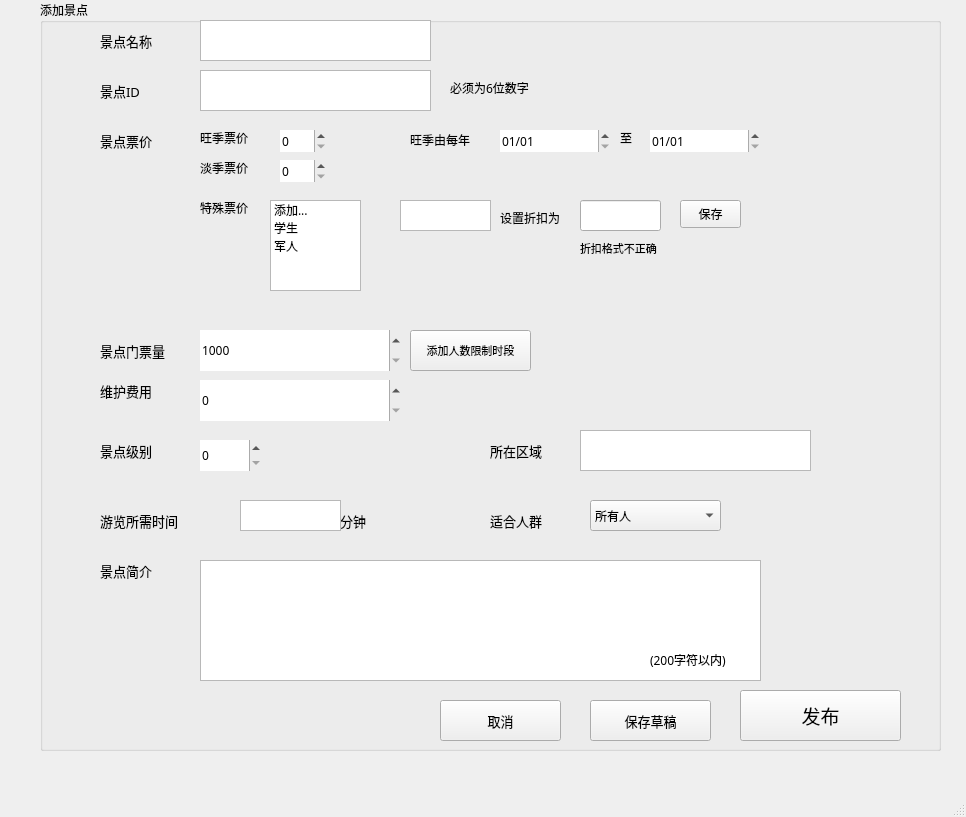
Before: the Qt Designer form SBSystemBackup/addsite.ui in iceboundx/SBSystem, drawn with Qt 5.
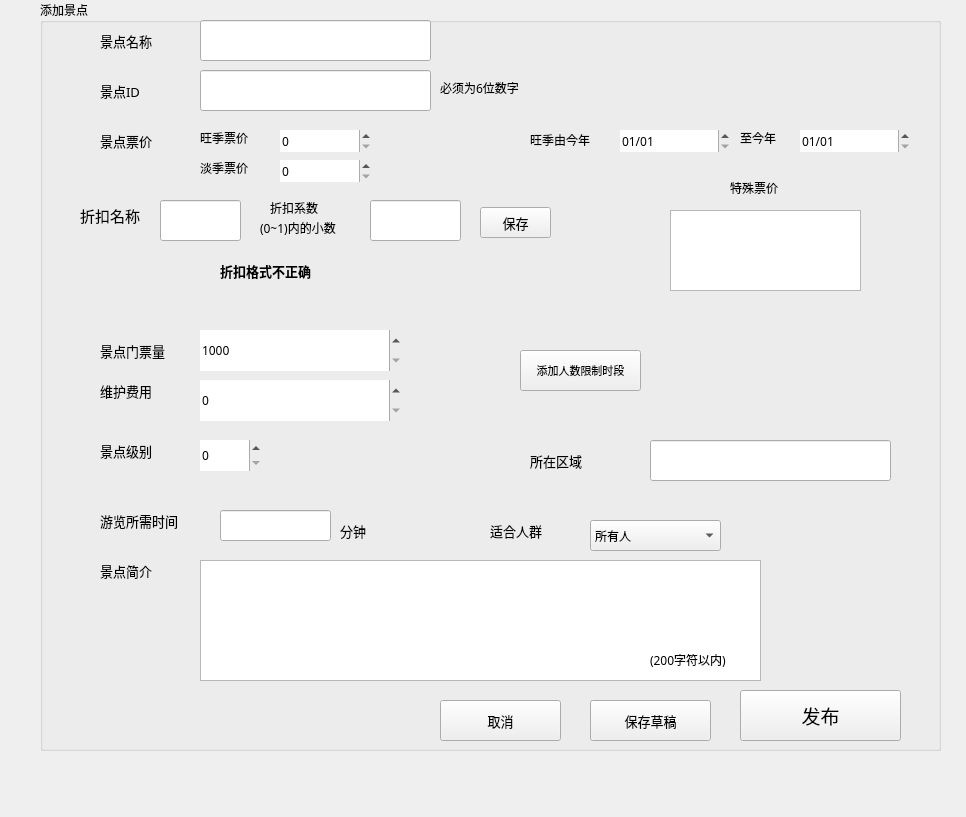
After: the same form once the commit is applied.

Commit message: addsite差时间显示

```diff
--- a/SBSystemBackup/addsite.ui
+++ b/SBSystemBackup/addsite.ui
@@ -31,16 +31,6 @@
     <property name="title">
      <string>添加景点</string>
     </property>
-    <widget class="QTextEdit" name="name">
-     <property name="geometry">
-      <rect>
-       <x>160</x>
-       <y>20</y>
-       <width>231</width>
-       <height>41</height>
-      </rect>
-     </property>
-    </widget>
     <widget class="QLabel" name="label_2">
      <property name="geometry">
       <rect>
@@ -112,16 +102,6 @@
       <string>景点名称</string>
      </property>
     </widget>
-    <widget class="QTextEdit" name="id">
-     <property name="geometry">
-      <rect>
-       <x>160</x>
-       <y>70</y>
-       <width>231</width>
-       <height>41</height>
-      </rect>
-     </property>
-    </widget>
     <widget class="QLabel" name="label_3">
      <property name="geometry">
       <rect>
@@ -163,7 +143,7 @@
     <widget class="QDateEdit" name="dateEdit">
      <property name="geometry">
       <rect>
-       <x>460</x>
+       <x>580</x>
        <y>130</y>
        <width>110</width>
        <height>22</height>
@@ -194,7 +174,7 @@
     <widget class="QLabel" name="label_5">
      <property name="geometry">
       <rect>
-       <x>370</x>
+       <x>490</x>
        <y>130</y>
        <width>81</width>
        <height>20</height>
@@ -206,7 +186,7 @@
       </font>
      </property>
      <property name="text">
-      <string>旺季由每年</string>
+      <string>旺季由今年</string>
      </property>
     </widget>
     <widget class="QLabel" name="label_6">
@@ -230,7 +210,7 @@
     <widget class="QLabel" name="label_7">
      <property name="geometry">
       <rect>
-       <x>580</x>
+       <x>700</x>
        <y>130</y>
        <width>51</width>
        <height>16</height>
@@ -242,7 +222,7 @@
       </font>
      </property>
      <property name="text">
-      <string>至</string>
+      <string>至今年</string>
      </property>
     </widget>
     <widget class="QLabel" name="label_8">
@@ -268,7 +248,7 @@
       <rect>
        <x>240</x>
        <y>130</y>
-       <width>46</width>
+       <width>91</width>
        <height>22</height>
       </rect>
      </property>
@@ -292,7 +272,7 @@
       <rect>
        <x>240</x>
        <y>160</y>
-       <width>46</width>
+       <width>91</width>
        <height>22</height>
       </rect>
      </property>
@@ -314,8 +294,8 @@
     <widget class="QLabel" name="label_9">
      <property name="geometry">
       <rect>
-       <x>160</x>
-       <y>200</y>
+       <x>690</x>
+       <y>180</y>
        <width>61</width>
        <height>16</height>
       </rect>
@@ -332,27 +312,12 @@
     <widget class="QListWidget" name="listWidget">
      <property name="geometry">
       <rect>
-       <x>230</x>
-       <y>200</y>
-       <width>91</width>
-       <height>91</height>
+       <x>630</x>
+       <y>210</y>
+       <width>191</width>
+       <height>81</height>
       </rect>
      </property>
-     <item>
-      <property name="text">
-       <string>添加...</string>
-      </property>
-     </item>
-     <item>
-      <property name="text">
-       <string>学生</string>
-      </property>
-     </item>
-     <item>
-      <property name="text">
-       <string>军人</string>
-      </property>
-     </item>
     </widget>
     <widget class="QLabel" name="label_10">
      <property name="geometry">
@@ -409,7 +374,7 @@
     <widget class="QDateEdit" name="dateEdit_3">
      <property name="geometry">
       <rect>
-       <x>610</x>
+       <x>760</x>
        <y>130</y>
        <width>110</width>
        <height>22</height>
@@ -511,8 +476,8 @@
     <widget class="QPushButton" name="timelimit">
      <property name="geometry">
       <rect>
-       <x>370</x>
-       <y>330</y>
+       <x>480</x>
+       <y>350</y>
        <width>121</width>
        <height>41</height>
       </rect>
@@ -530,8 +495,8 @@
     <widget class="QLabel" name="label_13">
      <property name="geometry">
       <rect>
-       <x>450</x>
-       <y>440</y>
+       <x>490</x>
+       <y>450</y>
        <width>91</width>
        <height>21</height>
       </rect>
@@ -546,16 +511,6 @@
       <string>所在区域</string>
      </property>
     </widget>
-    <widget class="QTextEdit" name="area">
-     <property name="geometry">
-      <rect>
-       <x>540</x>
-       <y>430</y>
-       <width>231</width>
-       <height>41</height>
-      </rect>
-     </property>
-    </widget>
     <widget class="QLabel" name="label_14">
      <property name="geometry">
       <rect>
@@ -579,7 +534,7 @@
      <property name="geometry">
       <rect>
        <x>300</x>
-       <y>510</y>
+       <y>520</y>
        <width>91</width>
        <height>21</height>
       </rect>
@@ -594,37 +549,17 @@
       <string>分钟</string>
      </property>
     </widget>
-    <widget class="QTextEdit" name="time">
-     <property name="geometry">
-      <rect>
-       <x>200</x>
-       <y>500</y>
-       <width>101</width>
-       <height>31</height>
-      </rect>
-     </property>
-    </widget>
-    <widget class="QTextEdit" name="newid">
-     <property name="geometry">
-      <rect>
-       <x>360</x>
-       <y>200</y>
-       <width>91</width>
-       <height>31</height>
-      </rect>
-     </property>
-    </widget>
     <widget class="QLabel" name="newlabel">
      <property name="geometry">
       <rect>
-       <x>460</x>
-       <y>210</y>
-       <width>81</width>
+       <x>230</x>
+       <y>200</y>
+       <width>61</width>
        <height>16</height>
       </rect>
      </property>
      <property name="text">
-      <string>设置折扣为</string>
+      <string>折扣系数</string>
      </property>
     </widget>
     <widget class="QLabel" name="label_16">
@@ -643,12 +578,17 @@
     <widget class="QPushButton" name="saveprice">
      <property name="geometry">
       <rect>
-       <x>640</x>
-       <y>200</y>
-       <width>61</width>
-       <height>28</height>
+       <x>440</x>
+       <y>207</y>
+       <width>71</width>
+       <height>31</height>
       </rect>
      </property>
+     <property name="font">
+      <font>
+       <pointsize>10</pointsize>
+      </font>
+     </property>
      <property name="text">
       <string>保存</string>
      </property>
@@ -656,9 +596,9 @@
     <widget class="QLabel" name="idprompt">
      <property name="geometry">
       <rect>
-       <x>410</x>
+       <x>400</x>
        <y>80</y>
-       <width>131</width>
+       <width>111</width>
        <height>16</height>
       </rect>
      </property>
@@ -723,28 +663,20 @@
       <string>保存草稿</string>
      </property>
     </widget>
-    <widget class="QLineEdit" name="newprice">
-     <property name="geometry">
-      <rect>
-       <x>540</x>
-       <y>200</y>
-       <width>81</width>
-       <height>31</height>
-      </rect>
-     </property>
-    </widget>
     <widget class="QLabel" name="disprompt">
      <property name="geometry">
       <rect>
-       <x>540</x>
-       <y>240</y>
-       <width>111</width>
-       <height>16</height>
+       <x>180</x>
+       <y>260</y>
+       <width>171</width>
+       <height>21</height>
       </rect>
      </property>
      <property name="font">
       <font>
-       <pointsize>8</pointsize>
+       <pointsize>10</pointsize>
+       <weight>75</weight>
+       <bold>true</bold>
       </font>
      </property>
      <property name="text">
@@ -755,7 +687,7 @@
      <property name="geometry">
       <rect>
        <x>550</x>
-       <y>500</y>
+       <y>520</y>
        <width>131</width>
        <height>31</height>
       </rect>
@@ -788,7 +720,7 @@
      <property name="geometry">
       <rect>
        <x>450</x>
-       <y>510</y>
+       <y>520</y>
        <width>91</width>
        <height>21</height>
       </rect>
@@ -803,9 +735,99 @@
       <string>适合人群</string>
      </property>
     </widget>
+    <widget class="QLineEdit" name="id">
+     <property name="geometry">
+      <rect>
+       <x>160</x>
+       <y>70</y>
+       <width>231</width>
+       <height>41</height>
+      </rect>
+     </property>
+    </widget>
+    <widget class="QLineEdit" name="name">
+     <property name="geometry">
+      <rect>
+       <x>160</x>
+       <y>20</y>
+       <width>231</width>
+       <height>41</height>
+      </rect>
+     </property>
+    </widget>
+    <widget class="QLineEdit" name="dis_name">
+     <property name="geometry">
+      <rect>
+       <x>120</x>
+       <y>200</y>
+       <width>81</width>
+       <height>41</height>
+      </rect>
+     </property>
+    </widget>
+    <widget class="QLineEdit" name="dis_num">
+     <property name="geometry">
+      <rect>
+       <x>330</x>
+       <y>200</y>
+       <width>91</width>
+       <height>41</height>
+      </rect>
+     </property>
+    </widget>
+    <widget class="QLabel" name="label_18">
+     <property name="geometry">
+      <rect>
+       <x>40</x>
+       <y>200</y>
+       <width>81</width>
+       <height>31</height>
+      </rect>
+     </property>
+     <property name="font">
+      <font>
+       <pointsize>11</pointsize>
+      </font>
+     </property>
+     <property name="text">
+      <string>折扣名称</string>
+     </property>
+    </widget>
+    <widget class="QLabel" name="label_19">
+     <property name="geometry">
+      <rect>
+       <x>220</x>
+       <y>220</y>
+       <width>111</width>
+       <height>16</height>
+      </rect>
+     </property>
+     <property name="text">
+      <string>(0~1)内的小数</string>
+     </property>
+    </widget>
+    <widget class="QLineEdit" name="area">
+     <property name="geometry">
+      <rect>
+       <x>610</x>
+       <y>440</y>
+       <width>241</width>
+       <height>41</height>
+      </rect>
+     </property>
+    </widget>
+    <widget class="QLineEdit" name="time">
+     <property name="geometry">
+      <rect>
+       <x>180</x>
+       <y>510</y>
+       <width>111</width>
+       <height>31</height>
+      </rect>
+     </property>
+    </widget>
    </widget>
   </widget>
-  <widget class="QStatusBar" name="statusbar"/>
  </widget>
  <resources/>
  <connections/>
```
Left out of the diff: 15 changed lines with no effect on the pictures. The commit also changes 50 other files.
